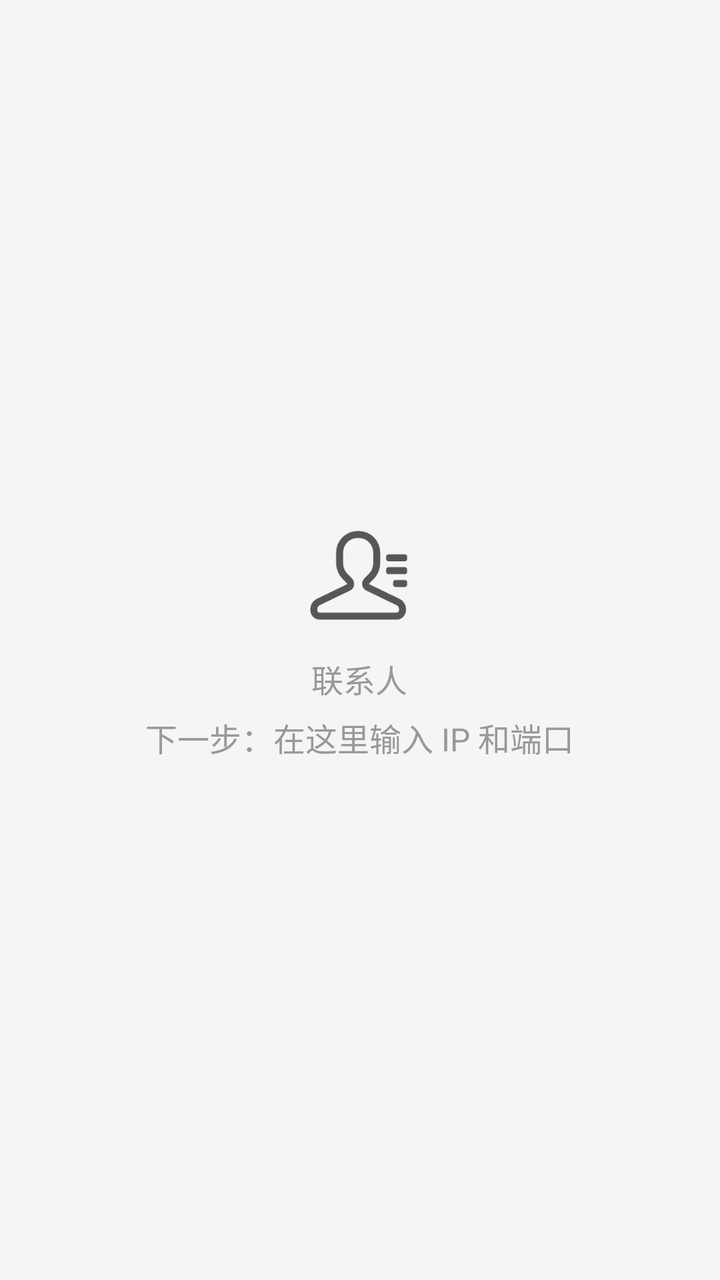
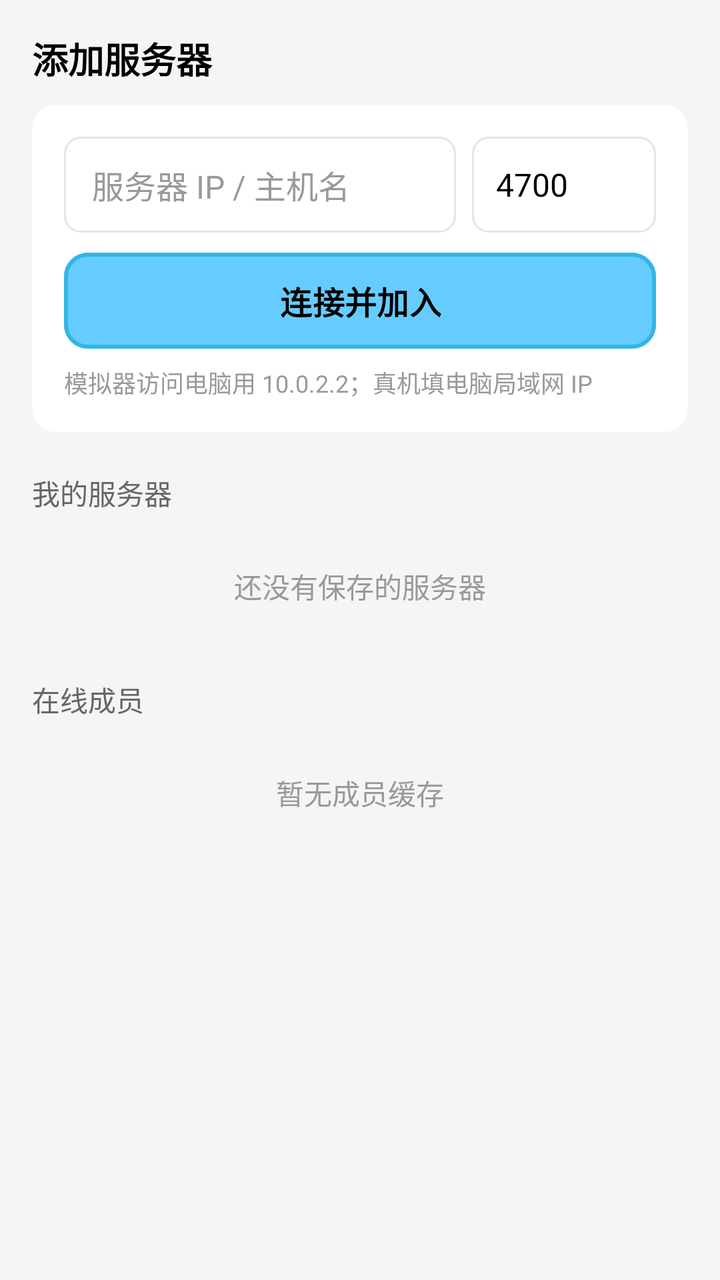

Two renders of the same Android screen: before a commit and after it. Below are the layout's source before the change and the commit's diff.
<!-- AndroidManifest.xml: application theme Theme.CoTalkProject -->
<!-- res/layout/fragment_contacts.xml -->
<?xml version="1.0" encoding="utf-8"?>
<FrameLayout xmlns:android="http://schemas.android.com/apk/res/android"
    android:layout_width="match_parent"
    android:layout_height="match_parent"
    android:background="@color/bg_page">

    <LinearLayout
        android:layout_width="wrap_content"
        android:layout_height="wrap_content"
        android:layout_gravity="center"
        android:gravity="center"
        android:orientation="vertical"
        android:padding="24dp">

        <ImageView
            android:layout_width="56dp"
            android:layout_height="56dp"
            android:alpha="0.65"
            android:contentDescription="@null"
            android:src="@drawable/ic_contacts" />

        <TextView
            android:layout_width="wrap_content"
            android:layout_height="wrap_content"
            android:layout_marginTop="12dp"
            android:gravity="center"
            android:lineSpacingExtra="6dp"
            android:text="@string/contacts_placeholder"
            android:textColor="@color/text_hint"
            android:textSize="16sp" />
    </LinearLayout>

</FrameLayout>
<!-- resources referenced by this layout -->
<resources>
  <color name="bg_page">#FFF5F5F5</color>
  <color name="text_hint">#FF999999</color>
  <!-- drawable ic_contacts: png bitmap (drawable, 4620 bytes) -->
  <string name="contacts_placeholder">联系人\n下一步：在这里输入 IP 和端口</string>
  <style name="Theme.CoTalkProject" parent="Base.Theme.CoTalkProject" />
  <style name="Base.Theme.CoTalkProject" parent="Theme.Material3.Light.NoActionBar">
          <item name="colorPrimary">@color/blue_ty</item>
          <item name="colorOnPrimary">@color/text_primary</item>
          <item name="colorSecondary">@color/blue_dark</item>
          <item name="colorOnSecondary">@color/text_primary</item>
          <item name="android:colorAccent">@color/blue_ty</item>
  
          <item name="android:windowBackground">@color/bg_page</item>
          <item name="android:statusBarColor">@color/blue_ty</item>
          <item name="android:navigationBarColor">@color/white</item>
          <item name="android:windowLightStatusBar">true</item>
          <item name="android:windowLightNavigationBar" tools:targetApi="o_mr1">true</item>
          <item name="android:forceDarkAllowed" tools:targetApi="q">false</item>
      </style>
  <color name="blue_ty">#FF66CCFF</color>
  <color name="text_primary">#FF000000</color>
  <color name="blue_dark">#FF33B5E5</color>
  <color name="white">#FFFFFFFF</color>
</resources>

<!-- the commit's change to res/layout/fragment_contacts.xml (unified diff, before → after) -->
@@ -1,33 +1,156 @@
 <?xml version="1.0" encoding="utf-8"?>
-<FrameLayout xmlns:android="http://schemas.android.com/apk/res/android"
+<androidx.core.widget.NestedScrollView xmlns:android="http://schemas.android.com/apk/res/android"
+    xmlns:app="http://schemas.android.com/apk/res-auto"
     android:layout_width="match_parent"
     android:layout_height="match_parent"
-    android:background="@color/bg_page">
+    android:background="@color/bg_page"
+    android:clipToPadding="false"
+    android:fillViewport="true"
+    android:overScrollMode="never">
 
     <LinearLayout
-        android:layout_width="wrap_content"
+        android:layout_width="match_parent"
         android:layout_height="wrap_content"
-        android:layout_gravity="center"
-        android:gravity="center"
         android:orientation="vertical"
-        android:padding="24dp">
-
-        <ImageView
-            android:layout_width="56dp"
-            android:layout_height="56dp"
-            android:alpha="0.65"
-            android:contentDescription="@null"
-            android:src="@drawable/ic_contacts" />
+        android:paddingStart="16dp"
+        android:paddingTop="16dp"
+        android:paddingEnd="16dp"
+        android:paddingBottom="24dp">
 
         <TextView
-            android:layout_width="wrap_content"
+            android:layout_width="match_parent"
             android:layout_height="wrap_content"
-            android:layout_marginTop="12dp"
+            android:text="@string/contacts_add_server"
+            android:textColor="@color/text_primary"
+            android:textSize="18sp"
+            android:textStyle="bold" />
+
+        <LinearLayout
+            android:layout_width="match_parent"
+            android:layout_height="wrap_content"
+            android:layout_marginTop="10dp"
+            android:background="@drawable/bg_card"
+            android:orientation="vertical"
+            android:padding="16dp">
+
+            <LinearLayout
+                android:layout_width="match_parent"
+                android:layout_height="wrap_content"
+                android:orientation="horizontal">
+
+                <EditText
+                    android:id="@+id/et_host"
+                    android:layout_width="0dp"
+                    android:layout_height="48dp"
+                    android:layout_weight="1"
+                    android:background="@drawable/et_round"
+                    android:hint="@string/hint_host"
+                    android:inputType="text"
+                    android:maxLines="1"
+                    android:paddingStart="14dp"
+                    android:paddingEnd="14dp"
+                    android:singleLine="true"
+                    android:textColor="@color/text_primary"
+                    android:textColorHint="@color/text_hint"
+                    android:textSize="16sp" />
+
+                <EditText
+                    android:id="@+id/et_port"
+                    android:layout_width="92dp"
+                    android:layout_height="48dp"
+                    android:layout_marginStart="8dp"
+                    android:background="@drawable/et_round"
+                    android:hint="@string/hint_port"
+                    android:inputType="number"
+                    android:maxLength="5"
+                    android:maxLines="1"
+                    android:paddingStart="12dp"
+                    android:paddingEnd="12dp"
+                    android:singleLine="true"
+                    android:text="4700"
+                    android:textColor="@color/text_primary"
+                    android:textColorHint="@color/text_hint"
+                    android:textSize="16sp" />
+            </LinearLayout>
+
+            <com.google.android.material.button.MaterialButton
+                android:id="@+id/btn_connect_server"
+                android:layout_width="match_parent"
+                android:layout_height="48dp"
+                android:layout_marginTop="10dp"
+                android:insetTop="0dp"
+                android:insetBottom="0dp"
+                android:stateListAnimator="@null"
+                android:text="@string/connect_and_join"
+                android:textColor="@color/text_primary"
+                android:textSize="16sp"
+                android:textStyle="bold"
+                app:backgroundTint="@color/blue_ty"
+                app:cornerRadius="12dp"
+                app:rippleColor="@color/blue_dark"
+                app:strokeColor="@color/blue_dark"
+                app:strokeWidth="2dp" />
+
+            <TextView
+                android:layout_width="match_parent"
+                android:layout_height="wrap_content"
+                android:layout_marginTop="8dp"
+                android:text="@string/server_hint"
+                android:textColor="@color/text_hint"
+                android:textSize="12sp" />
+        </LinearLayout>
+
+        <TextView
+            android:layout_width="match_parent"
+            android:layout_height="wrap_content"
+            android:layout_marginTop="20dp"
+            android:text="@string/my_servers"
+            android:textColor="@color/text_secondary"
+            android:textSize="14sp" />
+
+        <TextView
+            android:id="@+id/tv_servers_empty"
+            android:layout_width="match_parent"
+            android:layout_height="wrap_content"
+            android:layout_marginTop="10dp"
             android:gravity="center"
-            android:lineSpacingExtra="6dp"
-            android:text="@string/contacts_placeholder"
+            android:padding="16dp"
+            android:text="@string/no_saved_servers"
             android:textColor="@color/text_hint"
-            android:textSize="16sp" />
+            android:textSize="14sp" />
+
+        <androidx.recyclerview.widget.RecyclerView
+            android:id="@+id/rv_servers"
+            android:layout_width="match_parent"
+            android:layout_height="wrap_content"
+            android:nestedScrollingEnabled="false"
+            android:overScrollMode="never" />
+
+        <TextView
+            android:layout_width="match_parent"
+            android:layout_height="wrap_content"
+            android:layout_marginTop="20dp"
+            android:text="@string/online_members"
+            android:textColor="@color/text_secondary"
+            android:textSize="14sp" />
+
+        <TextView
+            android:id="@+id/tv_members_empty"
+            android:layout_width="match_parent"
+            android:layout_height="wrap_content"
+            android:layout_marginTop="10dp"
+            android:gravity="center"
+            android:padding="16dp"
+            android:text="@string/no_cached_members"
+            android:textColor="@color/text_hint"
+            android:textSize="14sp" />
+
+        <androidx.recyclerview.widget.RecyclerView
+            android:id="@+id/rv_members"
+            android:layout_width="match_parent"
+            android:layout_height="wrap_content"
+            android:nestedScrollingEnabled="false"
+            android:overScrollMode="never" />
+
     </LinearLayout>
-
-</FrameLayout>
+</androidx.core.widget.NestedScrollView>
<!-- resource entries referenced after the edit -->
@@ -2,8 +2,6 @@
 <resources>
   <color name="bg_page">#FFF5F5F5</color>
   <color name="text_hint">#FF999999</color>
-  <!-- drawable ic_contacts: png bitmap (drawable, 4620 bytes) -->
-  <string name="contacts_placeholder">联系人\n下一步：在这里输入 IP 和端口</string>
   <style name="Theme.CoTalkProject" parent="Base.Theme.CoTalkProject" />
   <style name="Base.Theme.CoTalkProject" parent="Theme.Material3.Light.NoActionBar">
           <item name="colorPrimary">@color/blue_ty</item>
@@ -21,7 +19,35 @@
       </style>
   <color name="blue_ty">#FF66CCFF</color>
   <color name="text_primary">#FF000000</color>
+  <color name="text_secondary">#FF666666</color>
+  <!-- drawable bg_card (drawable) -->
+  <?xml version="1.0" encoding="utf-8"?>
+  <shape xmlns:android="http://schemas.android.com/apk/res/android"
+      android:shape="rectangle">
+      <solid android:color="@color/white" />
+      <corners android:radius="12dp" />
+  </shape>
+  <!-- drawable et_round (drawable) -->
+  <?xml version="1.0" encoding="utf-8"?>
+  <shape xmlns:android="http://schemas.android.com/apk/res/android"
+      android:shape="rectangle">
+      <solid android:color="@color/white" />
+      <corners android:radius="8dp" />
+      <stroke
+          android:width="1dp"
+          android:color="@color/divider" />
+  </shape>
+  <string name="connect_and_join">连接并加入</string>
+  <string name="contacts_add_server">添加服务器</string>
+  <string name="hint_host">服务器 IP / 主机名</string>
+  <string name="hint_port">4700</string>
+  <string name="my_servers">我的服务器</string>
+  <string name="no_cached_members">暂无成员缓存</string>
+  <string name="no_saved_servers">还没有保存的服务器</string>
+  <string name="online_members">在线成员</string>
+  <string name="server_hint">模拟器访问电脑用 10.0.2.2；真机填电脑局域网 IP</string>
   <color name="blue_dark">#FF33B5E5</color>
   <color name="white">#FFFFFFFF</color>
+  <color name="divider">#FFE5E5E5</color>
 </resources>
 
